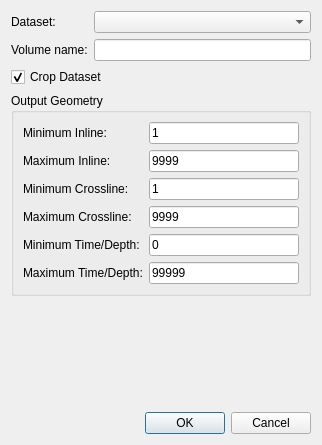
Qt form ProzessUI/amplitudevolumedialog.ui (fsoos74/su) before a commit.
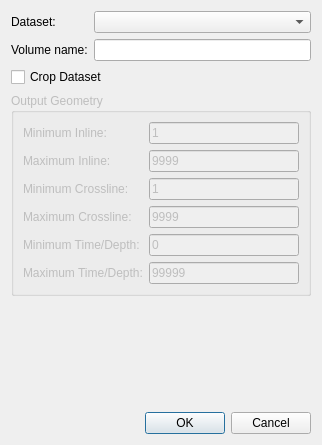
The same form after that commit.

What changed in the file:
```diff
--- a/ProzessUI/amplitudevolumedialog.ui
+++ b/ProzessUI/amplitudevolumedialog.ui
@@ -51,14 +51,14 @@
       <string>Crop Dataset</string>
      </property>
      <property name="checked">
-      <bool>true</bool>
+      <bool>false</bool>
      </property>
     </widget>
    </item>
    <item>
     <widget class="QGroupBox" name="groupBox">
      <property name="enabled">
-      <bool>true</bool>
+      <bool>false</bool>
      </property>
      <property name="title">
       <string>Output Geometry</string>
@@ -88,7 +88,7 @@
       <item row="4" column="1">
        <widget class="QLineEdit" name="leMinZ">
         <property name="enabled">
-         <bool>true</bool>
+         <bool>false</bool>
         </property>
         <property name="text">
          <string>0</string>
@@ -108,7 +108,7 @@
       <item row="5" column="1">
        <widget class="QLineEdit" name="leMaxZ">
         <property name="enabled">
-         <bool>true</bool>
+         <bool>false</bool>
         </property>
         <property name="text">
          <string>99999</string>
```
Left out of the diff: 11 changed lines with no effect on the pictures.
